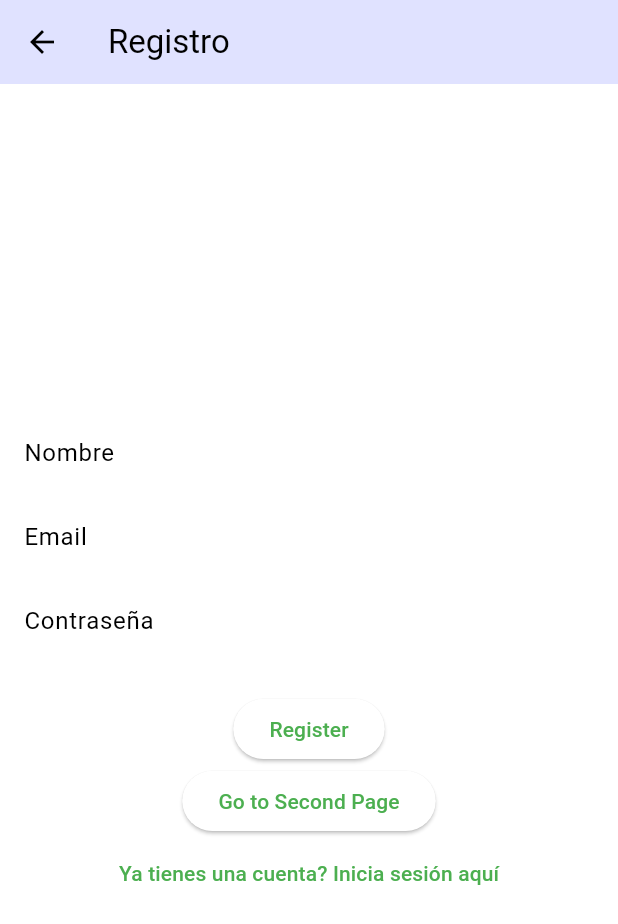
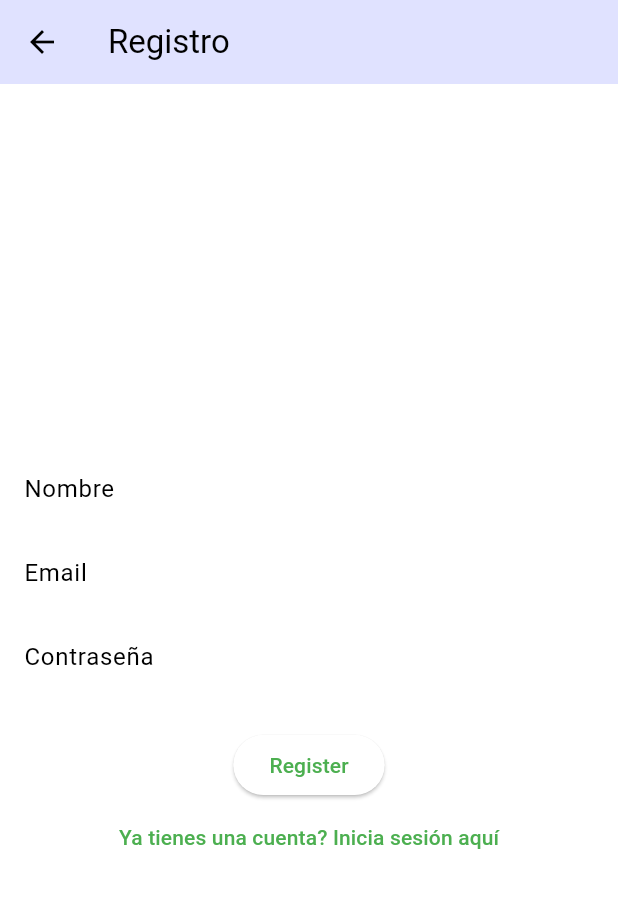
Before and after one commit to jordanlaguna/lab_4, a Flutter app: the RegisterPage screen opened directly, on a phone screen of 412 x 824 dp. Shown: the top 924 px of the screen. Run offline on Flutter 3.47's test engine with Material 3 defaults, Android fonts, the phone set to English and light mode, and no system bars; our stand-ins replace shared_preferences, sqflite; accounts and stored records are empty.

Commit message:
Final Details

```diff
--- a/lib/Home/home.dart
+++ b/lib/Home/home.dart
@@ -36,8 +36,7 @@ class _HomePageState extends State<HomePage> {
     'Coca-cola',
     'Hamburguesa',
     'Papas',
-    'Pollo',
-    'Pizza'
+    'Pollo'
   ];
   List<String> productosGuardados = [];
 
--- a/lib/main.dart
+++ b/lib/main.dart
@@ -216,12 +216,6 @@ class RegisterPage extends StatelessWidget {
                 },
                 child: const Text('Register'),
               ),
-              ElevatedButton(
-                onPressed: () {
-                  Navigator.pushNamed(context, '/second');
-                },
-                child: const Text('Go to Second Page'),
-              ),
               TextButton(
                 onPressed: () {
                   Navigator.pop(context);
```
